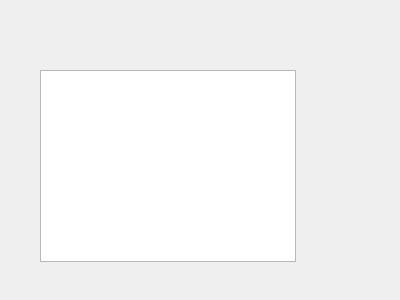
First picture: the form in testing/dbtable.ui, repository jack-SAI/testing, before the edit.
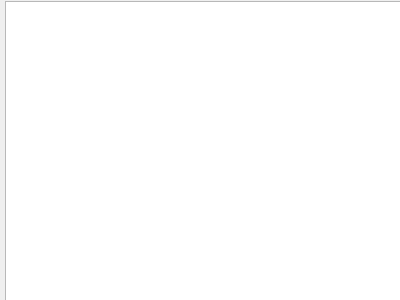
Second picture: the form after the edit.

```diff
--- a/testing/dbtable.ui
+++ b/testing/dbtable.ui
@@ -16,10 +16,10 @@
   <widget class="QTableView" name="tableView">
    <property name="geometry">
     <rect>
-     <x>40</x>
-     <y>70</y>
-     <width>256</width>
-     <height>192</height>
+     <x>5</x>
+     <y>1</y>
+     <width>401</width>
+     <height>301</height>
     </rect>
    </property>
   </widget>
```
